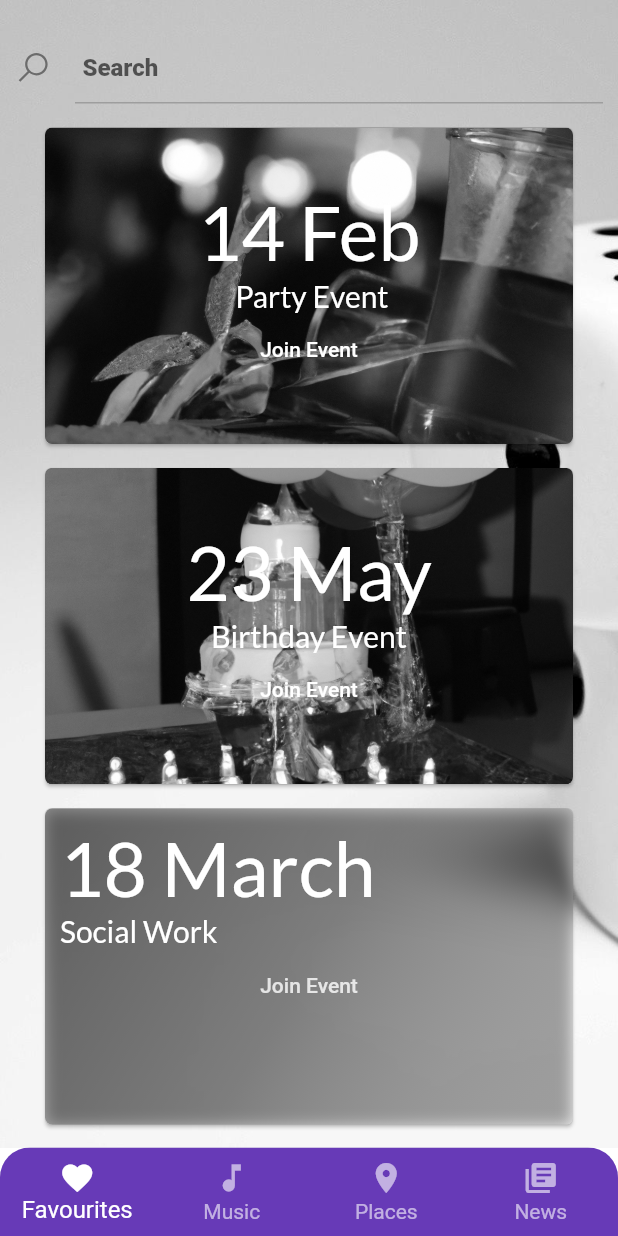
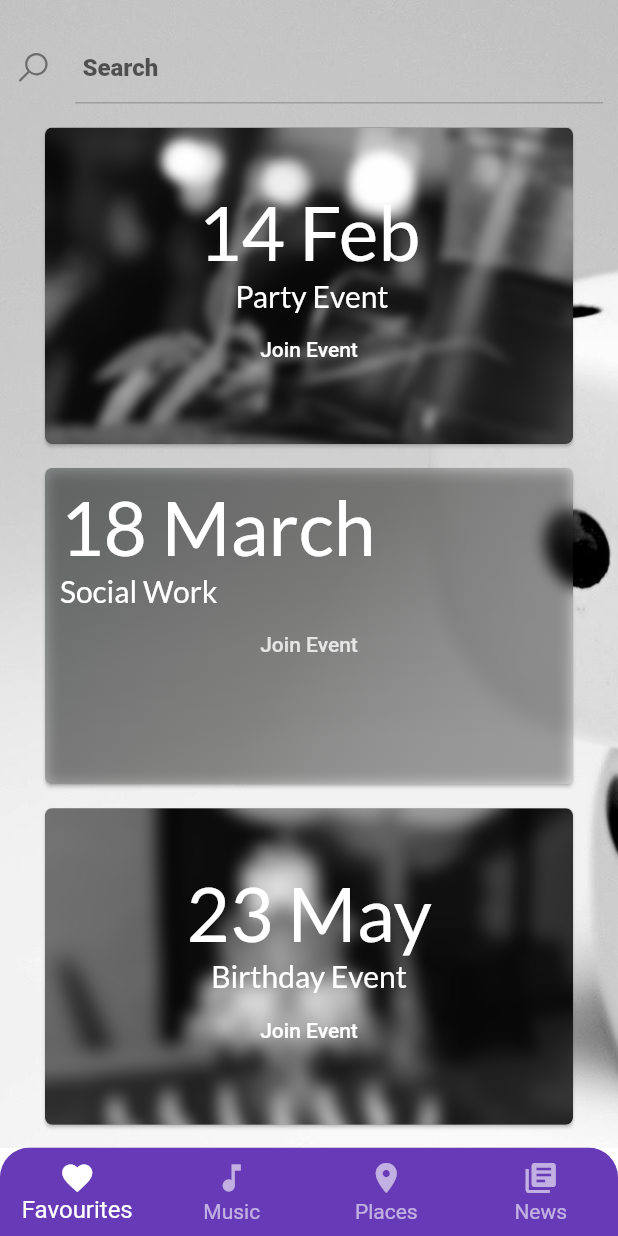
Before and after one commit to ShauryaPanwar/event-details, a Flutter app: the screen it shows after launch, on a phone screen of 412 x 824 dp. Run offline on Flutter 3.47's test engine with Material 2 defaults, Android fonts, the phone set to English and light mode, and no system bars; our stand-ins replace another_flushbar, blur, google_fonts, image_picker, line_awesome_flutter, permission_handler and 1 more; missing offline and left inert: flutter_barcode_scanner, flutter_material_pickers.

Commit message:
detail page made

```diff
--- a/lib/detail.dart
+++ b/lib/detail.dart
@@ -1,6 +1,7 @@
 import 'dart:ui';
 
 import 'package:event_details/utils/spaces.dart';
+import 'package:event_details/widgets/cardwithoutimage.dart';
 import 'package:event_details/widgets/event_card.dart';
 import 'package:flutter/material.dart';
 import 'package:line_awesome_flutter/line_awesome_flutter.dart';
@@ -24,7 +25,6 @@ class _detailState extends State<detail> {
         backgroundColor: Colors.white,
         body: SingleChildScrollView(
           child: Container(
-            height: MediaQuery.of(context).size.height * 1,
             decoration: BoxDecoration(
                 image: DecorationImage(
                     image: AssetImage('assets/dices.jpeg'), fit: BoxFit.cover)),
@@ -46,56 +46,13 @@ class _detailState extends State<detail> {
                     // cursorColor: Colors.lightBlueAccent,
                   ),
                   verticalspacing(11),
-                  CardEvent(Date: "14 Feb", event_name: " Party Event", image: AssetImage('assets/drinks.png')),
+                  CardEvent(Date: "14 Feb", event_name: " Party Event", image: AssetImage('assets/drinksblur.png')),
                   verticalspacing(11),
-                  CardEvent(Date: "23 May", event_name: "Birthday Event", image: AssetImage('assets/Party.png')),
+                  Cardnoimg(),
                   verticalspacing(11),
-                  Card(
-                    color: Colors.black12,
-                    clipBehavior: Clip.antiAlias,
-                    child: BackdropFilter(
-                      filter: ImageFilter.blur(sigmaX: 5.0,sigmaY: 5.0),
-                      child: Container(
-                        height: MediaQuery.of(context).size.height * 0.256,
-                        width: double.infinity,
-                        decoration: BoxDecoration(
-                            gradient: LinearGradient(
-                                colors: [Colors.black.withOpacity(0.40), Colors.black.withOpacity(0.2),Colors.grey.withOpacity(0.01)],
-                                begin: Alignment.topLeft,
-                                end: Alignment.bottomRight),
-                            borderRadius: BorderRadius.circular(5.0)),
-                        child: Material(
-                          child: InkWell(
-                            onTap: (){},
-                            child: Padding(
-                              padding: const EdgeInsets.all(10),
-                              child: Column(
-                                crossAxisAlignment: CrossAxisAlignment.start,
-                                children: [
-                                  Text("18 March",
-                                      style: GoogleFonts.lato(
-                                          color: Colors.white, fontSize: 50)),
-                                  Text('Social Work',
-                                      style: GoogleFonts.lato(
-                                          color: Colors.white, fontSize: 20)),
-                                  TextButton(
-                                      onPressed: () {},
-                                      child: Center(
-                                        child: Text(
-                                          'Join Event',
-                                          style: TextStyle(color: Colors.white.withOpacity(0.8)),
-                                        ),
-                                      )
-                                  )
-                                ],
-                              ),
-                            ),
-                          ),
-                        ),
-                      ),
-                    ),
-                    margin: EdgeInsets.only(left: 20.0, right: 20.0, top: 5.0),
-                  )
+                  CardEvent(Date: "23 May", event_name: "Birthday Event", image: AssetImage('assets/PartyBlur.png')),
+                  verticalspacing(11),
+                  Cardnoimg(),
                 ]
             ),
           ),
--- /dev/null
+++ b/lib/widgets/cardwithoutimage.dart
@@ -0,0 +1,69 @@
+
+
+import 'dart:ui';
+
+import 'package:flutter/material.dart';
+import 'package:google_fonts/google_fonts.dart';
+
+class Cardnoimg extends StatelessWidget {
+  const Cardnoimg({Key? key}) : super(key: key);
+
+  @override
+  Widget build(BuildContext context) {
+    return Card(
+      color: Colors.black12,
+      clipBehavior: Clip.antiAlias,
+      child: BackdropFilter(
+        filter: ImageFilter.blur(sigmaX: 5.0,sigmaY: 5.0),
+        child: Container(
+          height: MediaQuery.of(context).size.height * 0.256,
+          width: double.infinity,
+          decoration: BoxDecoration(
+              gradient: LinearGradient(
+                  colors: [Color(0x232A2A).withOpacity(0.368), Color(0x2B2926).withOpacity(0.2),Colors.grey.withOpacity(0.01)],
+                  begin: Alignment.topLeft,
+                  end: Alignment.bottomRight),
+              borderRadius: BorderRadius.circular(5.0)),
+          child: Material(
+            child: InkWell(
+              onTap: (){},
+              child: Padding(
+                padding: const EdgeInsets.all(10),
+                child: Column(
+                  crossAxisAlignment: CrossAxisAlignment.start,
+                  children: [
+                    Text("18 March",
+                        style: GoogleFonts.lato(
+                            color: Colors.white, fontSize: 50)),
+                    Text('Social Work',
+                        style: GoogleFonts.lato(
+                            color: Colors.white, fontSize: 20)),
+                    TextButton(
+                        style: ButtonStyle(
+                          foregroundColor: MaterialStateProperty.resolveWith<Color>(
+                                  (Set<MaterialState> states) {
+                                if (states.contains(MaterialState.hovered))
+                                  return Colors.blue;
+                                return Colors
+                                    .purpleAccent;
+                              }),
+                        ),
+                        onPressed: () {},
+                        child: Center(
+                          child: Text(
+                            'Join Event',
+                            style: TextStyle(color: Colors.white.withOpacity(0.8)),
+                          ),
+                        )
+                    )
+                  ],
+                ),
+              ),
+            ),
+          ),
+        ),
+      ),
+      margin: EdgeInsets.only(left: 20.0, right: 20.0, top: 5.0),
+    );
+  }
+}
--- a/lib/widgets/event_card.dart
+++ b/lib/widgets/event_card.dart
@@ -2,6 +2,7 @@ import 'dart:ui';
 
 import 'package:flutter/material.dart';
 import 'package:google_fonts/google_fonts.dart';
+import 'package:blur/blur.dart';
 
 class CardEvent extends StatelessWidget {
   final String Date;
@@ -34,7 +35,8 @@ class CardEvent extends StatelessWidget {
               image: DecorationImage(
                   colorFilter: ColorFilter.mode(Colors.grey, BlendMode.saturation),
                   fit: BoxFit.cover,
-                  image: image)),
+                  image: image)
+          ),
           child: Material(
             child: InkWell(
               onTap: (){},
--- a/pubspec.yaml
+++ b/pubspec.yaml
@@ -29,6 +29,7 @@ environment:
 # the latest version available on pub.dev. To see which dependencies have newer
 # versions available, run `flutter pub outdated`.
 dependencies:
+  blur: ^3.0.0
   google_fonts: ^4.0.1
   provider: ^6.0.5
   another_flushbar: ^1.12.29
```
Also changed, not shown: assets/PartyBlur.png (added), assets/drinksblur.png (added), pubspec.lock.
